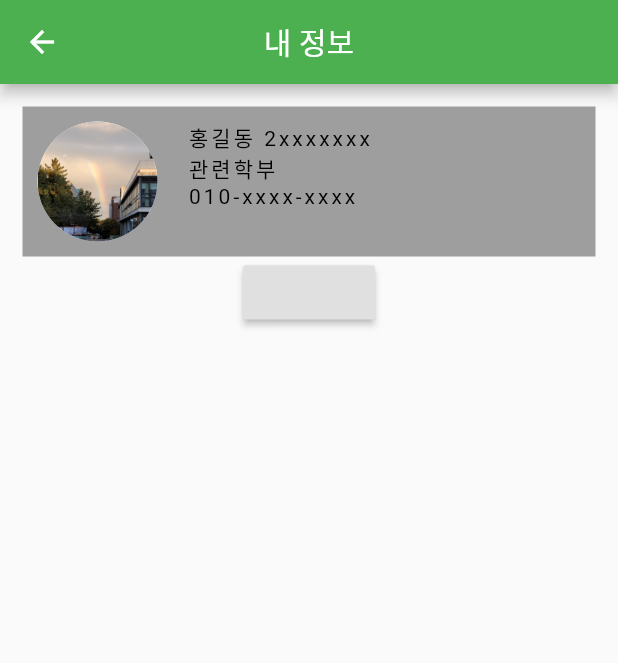
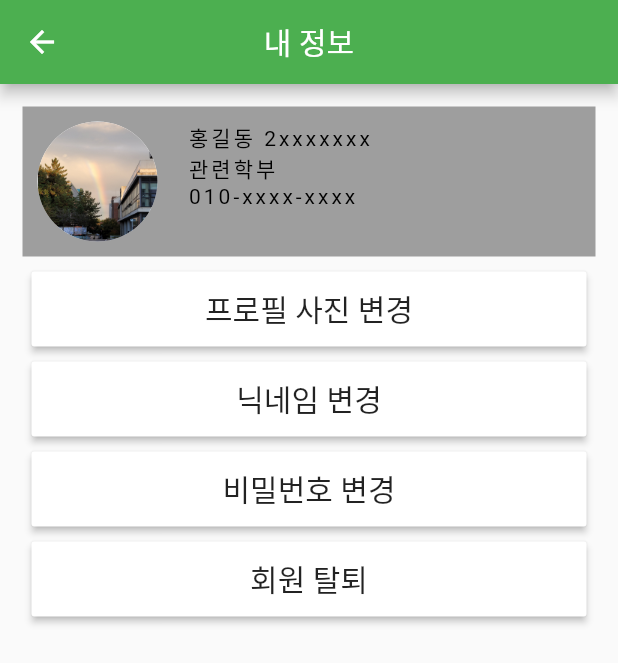
Before and after one commit to Luvxy/delivery, a Flutter app: the ScreenI screen opened by its route, on a phone screen of 412 x 824 dp. Shown: the top 663 px of the screen. Run offline on Flutter 3.47's test engine with Material 2 defaults, Android fonts, the phone set to English and light mode, and no system bars; our stand-ins replace cloud_firestore, firebase_auth, firebase_core, firebase_database, firebase_storage, google_maps_flutter and 2 more; missing offline and left inert: firebase_auth_web, firebase_core_web; accounts and stored records are empty; Roboto replaces fonts that are missing (Montserrat).

Commit message:
비밀번호 변경 최종완료

```diff
--- a/lib/main.dart
+++ b/lib/main.dart
@@ -17,7 +17,7 @@ import 'logins/page/home.dart';
 import 'logins/page/newId.dart';
 import 'package:cloud_firestore/cloud_firestore.dart';
 import 'package:firebase_storage/firebase_storage.dart';
-
+import 'logins/page/changeId.dart';
 
 
 
@@ -51,6 +51,7 @@ class MyApp extends StatelessWidget {
         '/detail1' : (context) => detail1(),
         '/detail2' : (context) => detail2(),
         '/new' : (context) => newId(),
+        '/change': (context) => changeId(),
       },
     );
 
--- a/lib/sidebar/ScreenI.dart
+++ b/lib/sidebar/ScreenI.dart
@@ -2,39 +2,11 @@ import 'package:flutter/material.dart';
 import 'package:flutter/cupertino.dart';
 import 'package:firebase_auth/firebase_auth.dart';
 import 'package:logger/logger.dart';
+import 'package:image_picker/image_picker.dart';
+import 'dart:io';
 
 class ScreenI extends StatelessWidget {
-  void changePassword(String password, BuildContext context) {
-    User user = FirebaseAuth.instance.currentUser!;
-    user.updatePassword(password);
-    _showMyDialog(context);
-  }
-  Future<void> _showMyDialog(BuildContext context) async {
-    return showDialog<void>(
-      context: context,
-      barrierDismissible: false, // user must tap button!
-      builder: (BuildContext context) {
-        return AlertDialog(
-          title: const Text('변경 완료'),
-          content: SingleChildScrollView(
-            child: ListBody(
-              children: const <Widget>[
-                Text('비밀번호 변경이 완료되었습니다!!!!!'),
-              ],
-            ),
-          ),
-          actions: <Widget>[
-            TextButton(
-              child: const Text('확인'),
-              onPressed: () {
-                Navigator.of(context).pop();
-              },
-            ),
-          ],
-        );
-      },
-    );
-  }
+
 
   @override
   Widget build(BuildContext context) {
@@ -66,30 +38,110 @@ class ScreenI extends StatelessWidget {
                       Text(
                         '홍길동 2xxxxxxx',
                         style:
-                            TextStyle(color: Colors.black, letterSpacing: 2.0),
+                        TextStyle(color: Colors.black, letterSpacing: 2.0),
                       ),
                       Text(
                         '관련학부',
                         style:
-                            TextStyle(color: Colors.black, letterSpacing: 2.0),
+                        TextStyle(color: Colors.black, letterSpacing: 2.0),
                       ),
                       Text(
                         '010-xxxx-xxxx',
                         style:
-                            TextStyle(color: Colors.black, letterSpacing: 2.0),
+                        TextStyle(color: Colors.black, letterSpacing: 2.0),
                       ),
                     ],
                   ),
                 ],
               )),
+          Column(
+            children: [
+              Padding(
+                padding: const EdgeInsets.fromLTRB(0, 10, 0, 0),
+                child: Container(
+                  width: 370,
+                  height: 50,
+                  child: RaisedButton(
+                      color: Colors.white,
+                      child: Text(
+                        '프로필 사진 변경',
+                        style: TextStyle(color: Colors.black87, fontSize: 20),
+                      ),
+                      onPressed: () {
+
+                      }),
+                ),
+              ),
+            ],
+          ),
+          Column(
+            children: [
+              Padding(
+                padding: const EdgeInsets.fromLTRB(0, 10, 0, 0),
+                child: Container(
+                  width: 370,
+                  height: 50,
+                  child: RaisedButton(
+                      color: Colors.white,
+                      child: Text(
+                        '닉네임 변경',
+                        style: TextStyle(color: Colors.black87, fontSize: 20),
+                      ),
+                      onPressed: () {
+
+                      }),
+                ),
+              ),
+            ],
+          ),
+          Column(
+            children: [
+              Padding(
+                padding: const EdgeInsets.fromLTRB(0, 10, 0, 0),
+                child: Container(
+                  width: 370,
+                  height: 50,
+                  child: RaisedButton(
+                      color: Colors.white,
+                      child: Text(
+                        '비밀번호 변경',
+                        style: TextStyle(color: Colors.black87, fontSize: 20),
+                      ),
+                      onPressed: () {
+                        Navigator.pushNamed(context, '/change');
+                      }),
+                ),
+              ),
+            ],
+          ),
+          Column(
+            children: [
+              Padding(
+                padding: const EdgeInsets.fromLTRB(0, 10, 0, 0),
+                child: Container(
+                  width: 370,
+                  height: 50,
+                  child: RaisedButton(
+                      color: Colors.white,
+                      child: Text(
+                        '회원 탈퇴',
+                        style: TextStyle(color: Colors.black87, fontSize: 20),
+                      ),
+                      onPressed: () {
+
+                      }),
+                ),
+              ),
+            ],
+          ),
           Container(
-            child: Column(
-              children: [
-                RaisedButton(onPressed: () {
-                  changePassword('123456', context);
-                })
-              ],
-            ),
+            // child: Column(
+            //   children: [
+            //     RaisedButton(onPressed: () {
+            //       changePassword('123456', context);
+            //     })
+            //   ],
+            // ),
           ),
         ]));
   }
--- a/pubspec.yaml
+++ b/pubspec.yaml
@@ -42,6 +42,7 @@ dependencies:
   firebase_storage: ^10.1.0
   cloud_firestore: ^3.1.0
   firebase_database: ^8.1.0
+  image_picker: ^0.8.4+4
 
 
 dev_dependencies:
```
Also changed, not shown: lib/logins/page/changeId.dart (added, +170 -0 lines), pubspec.lock.
